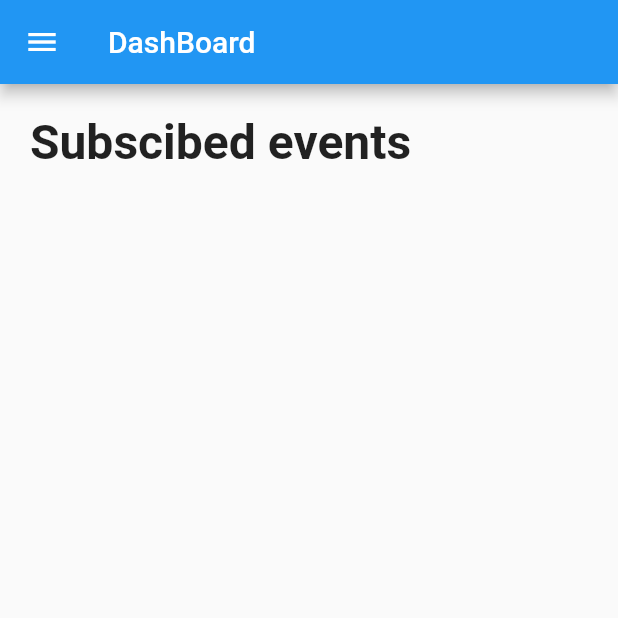
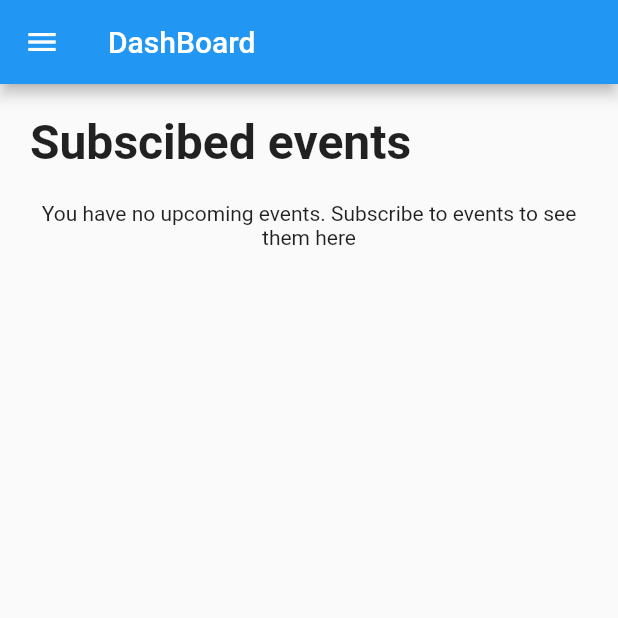
Before and after one commit to sundarlucifer/community-app, a Flutter app: the EventsScreen screen opened by its route, in the side drawer, after a tap on "DashBoard", on a phone screen of 412 x 824 dp, the top half of it. Run offline on Flutter 3.47's test engine with Material 2 defaults, Android fonts, the phone set to English and light mode, and no system bars; our stand-ins replace cloud_firestore, firebase_auth, google_sign_in; accounts and stored records are empty; statements that could not run were skipped.

Commit message:
minor edits

```diff
--- a/lib/main.dart
+++ b/lib/main.dart
@@ -23,6 +23,7 @@ class MyApp extends StatelessWidget {
   @override
   Widget build(BuildContext context) {
     return MaterialApp(
+      debugShowCheckedModeBanner: false,
       home: FutureBuilder(
         future: authService.authState,
         builder: (context, snapshot) {
--- a/lib/screens/events_screen.dart
+++ b/lib/screens/events_screen.dart
@@ -50,8 +50,8 @@ class _EventsScreenState extends State<EventsScreen> {
             case ConnectionState.waiting:
               return Center(child: CircularProgressIndicator());
             default:
-              print('first: ${snapshot.data.documents.length}');
-              if (!snapshot.hasData) return Text('loading');
+              if (!snapshot.hasData || snapshot.data.documents.length == 0)
+                return Center(child: Text('No post has been created yet'));
               return ListView(
                 children: snapshot.data.documents
                     .map((doc) => FutureBuilder(
--- a/lib/screens/home_screen.dart
+++ b/lib/screens/home_screen.dart
@@ -14,12 +14,14 @@ class HomeScreen extends StatefulWidget {
 
 class _HomeScreenState extends State<HomeScreen> {
   List<String> myEvents = [];
+  bool _isLoading = true;
 
   getEventIds() async {
     myEvents.clear();
     myEvents.addAll(await authService.getMyEventIds());
-    setState(() => myEvents = myEvents);
-    print('Mine: ' + myEvents.toString());
+    setState(() {
+      _isLoading = false;
+    });
   }
 
   @override
@@ -35,7 +37,9 @@ class _HomeScreenState extends State<HomeScreen> {
       appBar: AppBar(
         title: Text('DashBoard'),
       ),
-      body: SingleChildScrollView(
+      body: _isLoading
+          ? Center(child: CircularProgressIndicator())
+          : SingleChildScrollView(
               child: Column(
                 crossAxisAlignment: CrossAxisAlignment.start,
                 children: <Widget>[
@@ -43,7 +47,8 @@ class _HomeScreenState extends State<HomeScreen> {
                     padding: EdgeInsets.fromLTRB(20, 20, 20, 0),
                     child: Text(
                       'Subscibed events',
-                style: TextStyle(fontWeight: FontWeight.w600, fontSize: 32),
+                      style:
+                          TextStyle(fontWeight: FontWeight.w600, fontSize: 32),
                     ),
                   ),
                   StreamBuilder(
@@ -56,22 +61,35 @@ class _HomeScreenState extends State<HomeScreen> {
                         case ConnectionState.waiting:
                           return Center(child: CircularProgressIndicator());
                         default:
+                          var data = snapshot.data.documents.where(
+                              (DocumentSnapshot snap) =>
+                                  myEvents.contains(snap.documentID));
+                          if (!snapshot.hasData || data.length == 0)
+                            return Padding(
+                              padding: EdgeInsets.all(20),
+                              child: Center(
+                                child: Text(
+                                  'You have no upcoming events. Subscribe to events to see them here',
+                                  textAlign: TextAlign.center,
+                                ),
+                              ),
+                            );
                           return Column(
-                      children: snapshot.data.documents
-                          .where((DocumentSnapshot snap) =>
-                              myEvents.contains(snap.documentID))
+                            children: data
                                 .map((doc) => FutureBuilder(
-                                future:
-                                    authService.getUser(doc.data['user_id']),
-                                builder:
-                                    (context, AsyncSnapshot<User> snapshot) {
+                                      future: authService
+                                          .getUser(doc.data['user_id']),
+                                      builder: (context,
+                                          AsyncSnapshot<User> snapshot) {
                                         if (snapshot.connectionState ==
-                                      ConnectionState.done) {
+                                                ConnectionState.done &&
+                                            snapshot.hasData) {
                                           final event =
                                               Event.from(doc, snapshot.data);
                                           return _buildCard(event);
                                         }
-                                  return Center();
+                                        return Center(
+                                            child: CircularProgressIndicator());
                                       },
                                     ))
                                 .toList(),
--- a/lib/screens/login_screen.dart
+++ b/lib/screens/login_screen.dart
@@ -9,7 +9,6 @@ class LoginScreen extends StatelessWidget {
   _signIn(context) {
     authService.signInWithGoogle().then((u) {
       if (u != null) Navigator.pushReplacementNamed(context, HomeScreen.TAG);
-      print(u);
     });
   }
 
--- a/lib/screens/post_screen.dart
+++ b/lib/screens/post_screen.dart
@@ -51,10 +51,10 @@ class _PostScreenState extends State<PostScreen> {
                             if (snapshot.connectionState ==
                                     ConnectionState.done &&
                                 snapshot.hasData) {
-                              final event = Post.from(doc, snapshot.data);
-                              return _buildCard(event);
+                              final post = Post.from(doc, snapshot.data);
+                              return _buildCard(post);
                             }
-                            return Center();
+                            return Center(child: CircularProgressIndicator());
                           },
                         ))
                     .toList(),
```
Lines whose indentation alone changed are shown as unchanged.
